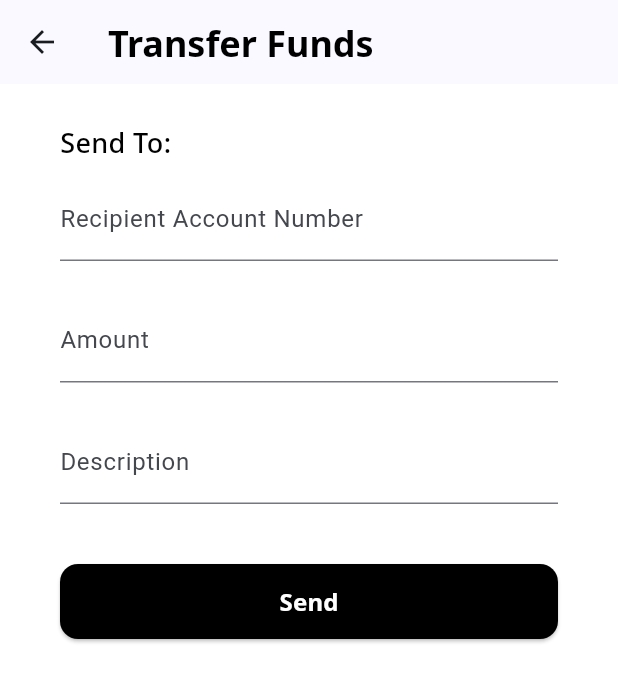
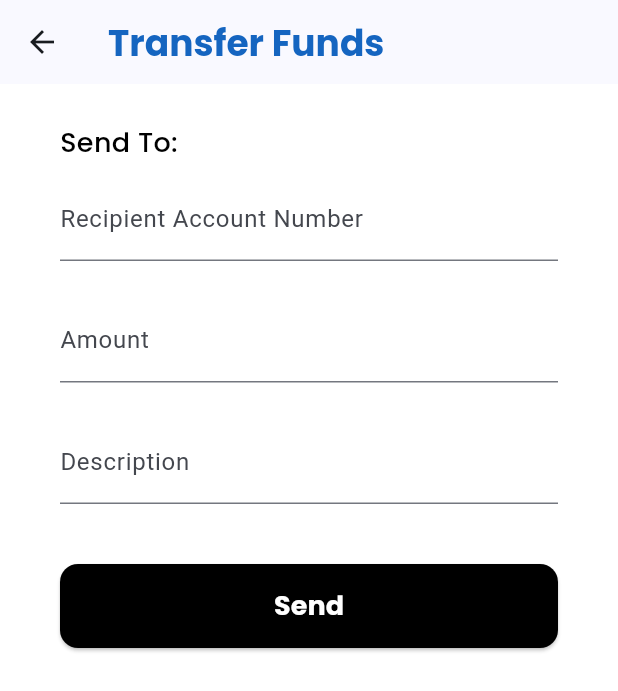
Before and after one commit to darkarnold/flutter-banking-app, a Flutter app: the screen it shows once a user with an empty profile is signed in, after a tap on "Send", on a phone screen of 412 x 824 dp. Shown: the top 691 px of the screen. Run offline on Flutter 3.47's test engine with Material 3 defaults, Android fonts, the phone set to English and light mode, and no system bars; our stand-ins replace firebase_auth, firebase_core, google_fonts; accounts and stored records are empty; generated files the repository leaves out were written again.

Commit message:
make ui improvements

```diff
--- a/lib/screens/account_overview.dart
+++ b/lib/screens/account_overview.dart
@@ -17,11 +17,11 @@ class AccountOverview extends StatelessWidget {
       appBar: AppBar(
         title: Text(
           'Account Overview',
-          style: GoogleFonts.notoSans(
-              textStyle: const TextStyle(
+          style: GoogleFonts.poppins(
+              textStyle: TextStyle(
                   fontWeight: FontWeight.bold,
                   fontSize: 24,
-                  color: Colors.black)),
+                  color: Colors.blue[800])),
         ),
         actions: [
           IconButton(
@@ -43,11 +43,11 @@ class AccountOverview extends StatelessWidget {
               const QuickActionButtons(),
               const SizedBox(height: 20),
               Text('Recent Transactions',
-                  style: GoogleFonts.notoSans(
+                  style: GoogleFonts.poppins(
                       textStyle: const TextStyle(
                     fontWeight: FontWeight.bold,
                     fontSize: 16,
-                    color: Colors.black,
+                    color: Colors.black87,
                   ))),
               const SizedBox(height: 10),
               ListView.builder(
--- a/lib/screens/transfer_funds.dart
+++ b/lib/screens/transfer_funds.dart
@@ -14,9 +14,11 @@ class TransferFunds extends StatelessWidget {
       appBar: AppBar(
         title: Text(
           'Transfer Funds',
-          style: GoogleFonts.notoSans(
-            textStyle: const TextStyle(
-                color: Colors.black, fontSize: 24, fontWeight: FontWeight.bold),
+          style: GoogleFonts.poppins(
+            textStyle: TextStyle(
+                color: Colors.blue[800],
+                fontSize: 24,
+                fontWeight: FontWeight.bold),
           ),
         ),
       ),
--- a/lib/widgets/balance_display.dart
+++ b/lib/widgets/balance_display.dart
@@ -1,5 +1,6 @@
 import 'package:flutter/material.dart';
 import 'package:google_fonts/google_fonts.dart';
+import 'package:intl/intl.dart';
 
 class BalanceDisplay extends StatelessWidget {
   final double balance;
@@ -8,6 +9,10 @@ class BalanceDisplay extends StatelessWidget {
 
   @override
   Widget build(BuildContext context) {
+    final currencyFormatter = NumberFormat.simpleCurrency(
+      decimalDigits: 2,
+      name: ('USD'),
+    );
     return Container(
       padding: const EdgeInsets.all(16),
       decoration: BoxDecoration(
@@ -19,15 +24,15 @@ class BalanceDisplay extends StatelessWidget {
         children: [
           Text(
             'Current Balance',
-            style: GoogleFonts.notoSans(
-                textStyle: const TextStyle(
-                    color: Colors.white70,
+            style: GoogleFonts.poppins(
+                textStyle: TextStyle(
+                    color: Colors.grey[100],
                     fontWeight: FontWeight.w500,
                     fontSize: 18)),
           ),
           const SizedBox(height: 8),
-          Text('\$${balance.toStringAsFixed(2)}',
-              style: GoogleFonts.notoSans(
+          Text(currencyFormatter.format(balance),
+              style: GoogleFonts.poppins(
                 textStyle: const TextStyle(
                   color: Colors.white,
                   fontSize: 32,
--- a/lib/widgets/quick_action_buttons.dart
+++ b/lib/widgets/quick_action_buttons.dart
@@ -18,8 +18,8 @@ class QuickActionButtons extends StatelessWidget {
                   MaterialPageRoute(
                       builder: (context) => const TransferFunds()));
             }),
-        ActionButton(
-            icon: Icons.payment_outlined, label: 'Receive', onTap: () {}),
+        // ActionButton(
+        //     icon: Icons.payment_outlined, label: 'Receive', onTap: () {}),
       ],
     );
   }
--- a/lib/widgets/send_money_form.dart
+++ b/lib/widgets/send_money_form.dart
@@ -45,7 +45,7 @@ class SendMoneyFormState extends State<SendMoneyForm> {
             children: <Widget>[
               const SizedBox(height: 10),
               Text('Send To:',
-                  style: GoogleFonts.notoSans(
+                  style: GoogleFonts.poppins(
                       textStyle: const TextStyle(
                           fontSize: 18,
                           fontWeight: FontWeight.w500,
@@ -131,36 +131,40 @@ class SendMoneyFormState extends State<SendMoneyForm> {
                               scaffoldMessenger.showSnackBar(SnackBar(
                                 content: Text(
                                   'Money sent succesfully',
-                                style: GoogleFonts.notoSans(
+                                  style: GoogleFonts.poppins(
                                       textStyle: const TextStyle(
                                           fontSize: 14,
                                           fontWeight: FontWeight.w500,
                                           color: Colors.white)),
-                              )));
+                                ),
+                                backgroundColor: Colors.green[400],
+                              ));
 
                               Navigator.pop(context);
                             } else {
                               scaffoldMessenger.showSnackBar(SnackBar(
                                 content: Text(
                                   'Transfer failed!',
-                                  style: GoogleFonts.notoSans(
+                                  style: GoogleFonts.poppins(
                                       textStyle: const TextStyle(
                                           fontSize: 14,
                                           fontWeight: FontWeight.w500,
                                           color: Colors.white)),
                                 ),
+                                backgroundColor: Colors.red[400],
                               ));
                             }
                           } catch (e) {
                             scaffoldMessenger.showSnackBar(SnackBar(
                               content: Text(
                                 e.toString(),
-                                style: GoogleFonts.notoSans(
+                                style: GoogleFonts.poppins(
                                     textStyle: const TextStyle(
                                         fontSize: 14,
                                         fontWeight: FontWeight.w500,
                                         color: Colors.white)),
                               ),
+                              backgroundColor: Colors.red[400],
                             ));
                             setState(() {
                               isLoading = false;
@@ -173,25 +177,25 @@ class SendMoneyFormState extends State<SendMoneyForm> {
                         }
                       },
                 style: ElevatedButton.styleFrom(
-                    minimumSize: const Size(double.infinity, 50),
+                    minimumSize: const Size(double.infinity, 56),
                     shape: RoundedRectangleBorder(
                       borderRadius: BorderRadius.circular(12),
                     ),
                     backgroundColor: Colors.black),
                 child: isLoading
                     ? const SizedBox(
-                        height: 20,
-                        width: 20,
+                        height: 24,
+                        width: 24,
                         child: CircularProgressIndicator(
                           color: Colors.white,
                           strokeWidth: 2,
                         ),
                       )
                     : Text('Send',
-                        style: GoogleFonts.notoSans(
+                        style: GoogleFonts.poppins(
                           textStyle: const TextStyle(
                               color: Colors.white,
-                              fontSize: 16,
+                              fontSize: 18,
                               fontWeight: FontWeight.w700),
                         )),
               ),
--- a/lib/widgets/transaction_list.dart
+++ b/lib/widgets/transaction_list.dart
@@ -11,6 +11,10 @@ class TransactionListItem extends StatelessWidget {
 
   @override
   Widget build(BuildContext context) {
+    final currencyFormatter = NumberFormat.simpleCurrency(
+      decimalDigits: 2,
+      name: ('USD'),
+    );
     return ListTile(
       leading: CircleAvatar(
         backgroundColor: transaction.amount > 0 ? Colors.green : Colors.red,
@@ -19,13 +23,25 @@ class TransactionListItem extends StatelessWidget {
           color: Colors.white,
         ),
       ),
-      title: Text(transaction.description, style: GoogleFonts.notoSans()),
+      title: Text(transaction.description,
+          style: GoogleFonts.poppins(
+            textStyle: const TextStyle(
+                fontSize: 16,
+                fontWeight: FontWeight.w400,
+                color: Colors.black87),
+          )),
       subtitle: Text(
         DateFormat('dd-MM-yyyy\nHH:mm').format(transaction.date),
+        style: GoogleFonts.poppins(
+          textStyle: TextStyle(
+              fontSize: 12,
+              color: Colors.grey[400],
+              fontWeight: FontWeight.normal),
+        ),
       ),
       trailing: Text(
-          '${transaction.amount > 0 ? '+' : '-'}\$${transaction.amount.abs().toStringAsFixed(2)}',
-          style: GoogleFonts.notoSans(
+          '${transaction.amount > 0 ? '+' : '-'} ${currencyFormatter.format(transaction.amount.abs())}',
+          style: GoogleFonts.poppins(
             textStyle: TextStyle(
               color: transaction.amount > 0 ? Colors.green : Colors.red,
               fontWeight: FontWeight.bold,
```
Also changed, not shown: lib/screens/transaction_details.dart (+12 -8 lines). Lines whose indentation alone changed are shown as unchanged.
